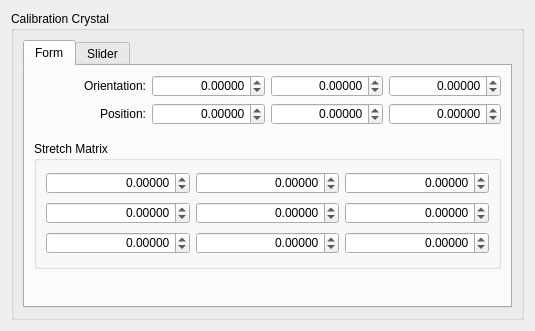
This is hexrd/ui/resources/ui/calibration_crystal_editor.ui in HEXRD/hexrdgui as Qt 5 draws it before an edit. The edited form follows.
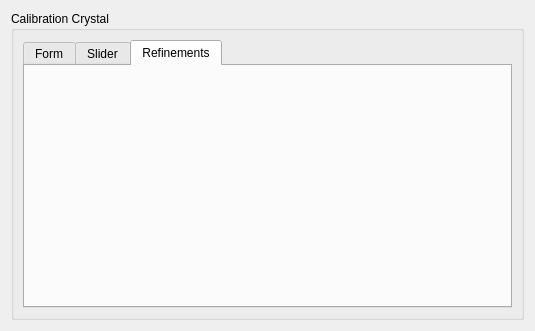
This is the edited form. The open tabs and pages were chosen to show the change.

Commit message:
Add ability to specify crystal refinements
This adds a "refinement" tab to the calibration crystal editor to
allow the user to specify which crystal parameters can be refined.

It is currently being used only in the Laue overlay editor.

The refinement statuses are saved in the overlays themselves. They
are currently not being used for anything, but they will be used when
the spot picked calibration will be performed.

All parameters default to being refinable.

Patch:
```diff
--- a/hexrd/ui/resources/ui/calibration_crystal_editor.ui
+++ b/hexrd/ui/resources/ui/calibration_crystal_editor.ui
@@ -531,6 +531,16 @@
           </item>
          </layout>
         </widget>
+        <widget class="QWidget" name="refinements_tab">
+         <attribute name="title">
+          <string>Refinements</string>
+         </attribute>
+         <layout class="QVBoxLayout" name="verticalLayout_2">
+          <item>
+           <layout class="QVBoxLayout" name="refinements_selector_layout"/>
+          </item>
+         </layout>
+        </widget>
        </widget>
       </item>
      </layout>
```
The commit also changes 5 other files.
